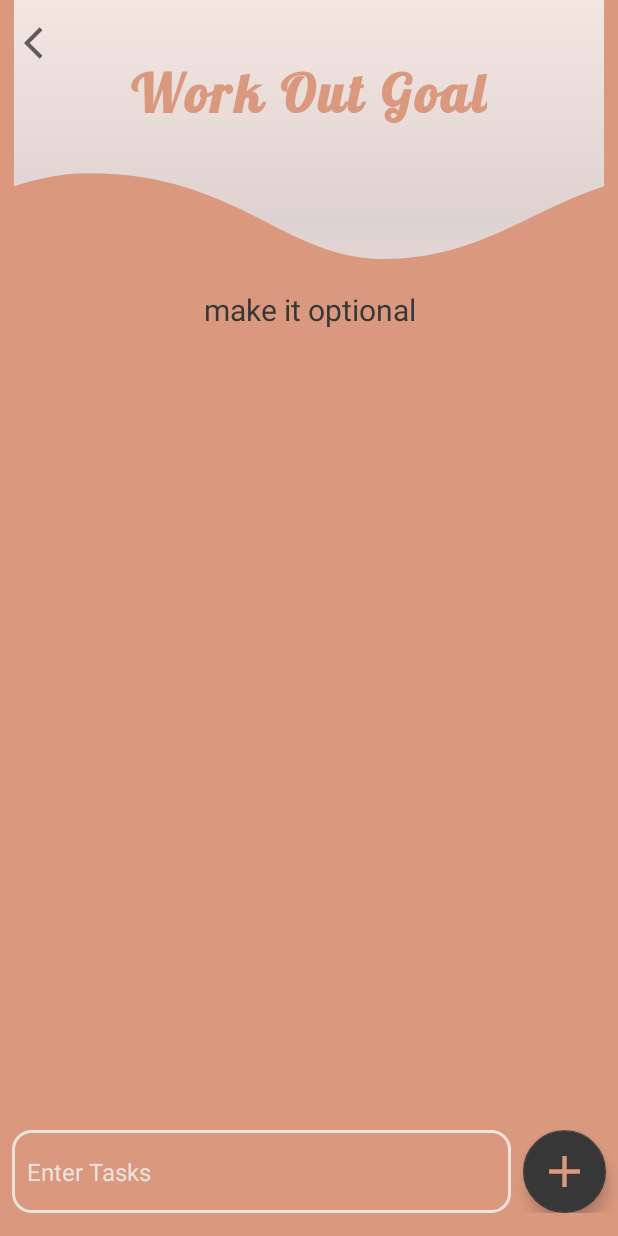
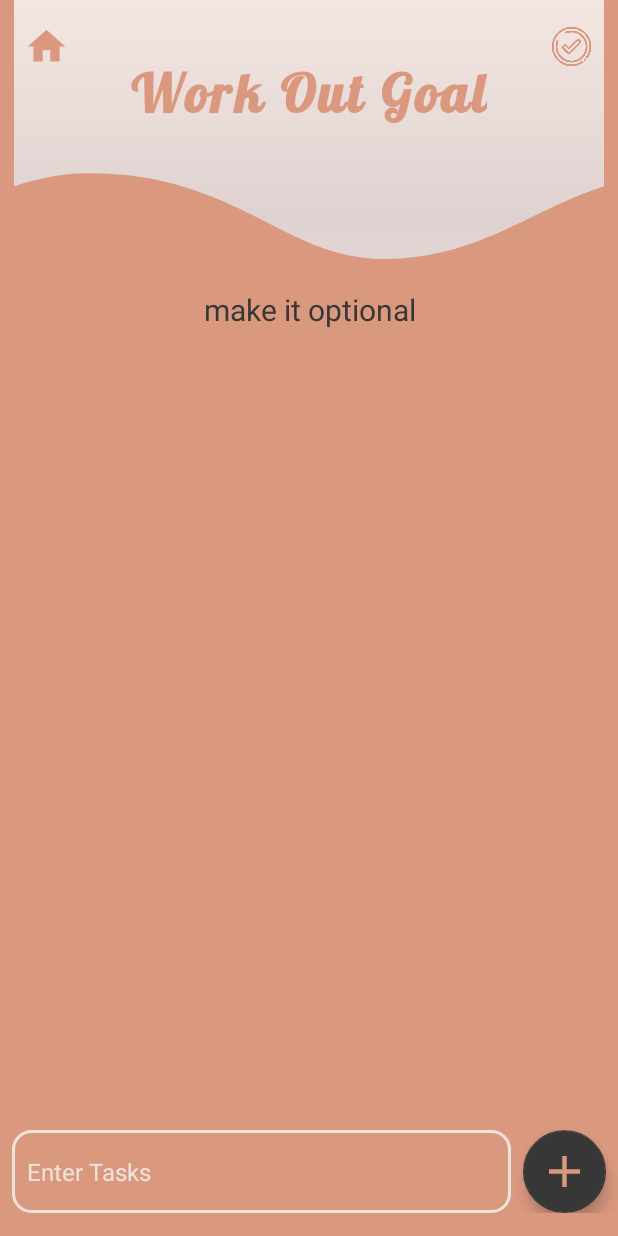
Before and after one commit to maha303/TaskTimer_Error404, an Android app: the screen it shows after launch (GoalDetailsPage), on a phone screen of 412 x 824 dp. Run offline under Robolectric (Android 15) with nearby library versions, the phone set to English and light mode, and no system bars; our stand-ins replace Room's generated code; libraries missing offline, so code that uses them is left out: it.xabaras.android.

Commit message:
add page

```diff
--- /dev/null
+++ b/app/src/main/res/drawable/home.xml
@@ -0,0 +1,10 @@
+<vector xmlns:android="http://schemas.android.com/apk/res/android"
+    android:width="24dp"
+    android:height="24dp"
+    android:viewportWidth="24"
+    android:viewportHeight="24"
+    android:tint="?attr/colorControlNormal">
+  <path
+      android:fillColor="@android:color/white"
+      android:pathData="M10,20v-6h4v6h5v-8h3L12,3 2,12h3v8z"/>
+</vector>
--- a/app/src/main/res/layout/activity_goal_details_page.xml
+++ b/app/src/main/res/layout/activity_goal_details_page.xml
@@ -21,15 +21,27 @@
 
     <ImageView
         android:id="@+id/taskBack"
-        android:layout_width="25dp"
-        android:layout_height="25dp"
+        android:layout_width="30dp"
+        android:layout_height="30dp"
         android:layout_marginStart="16dp"
         android:layout_marginTop="16dp"
         app:layout_constraintStart_toStartOf="parent"
         app:layout_constraintTop_toTopOf="parent"
         android:onClick="backButton"
-        app:srcCompat="@drawable/ic_baseline_arrow_back_ios_24" />
+        app:srcCompat="@drawable/home"
+        app:tint="#DA997F" />
 
+    <ImageView
+        android:id="@+id/taskCheck"
+        android:layout_width="30dp"
+        android:layout_height="30dp"
+        android:layout_marginTop="16dp"
+        android:layout_marginEnd="16dp"
+        android:onClick="backButton"
+        app:layout_constraintEnd_toEndOf="parent"
+        app:layout_constraintTop_toTopOf="parent"
+        app:srcCompat="@drawable/check"
+        app:tint="#DA997F" />
     <TextView
         android:id="@+id/tvGoalDetailsTitle"
         android:layout_width="wrap_content"
```
